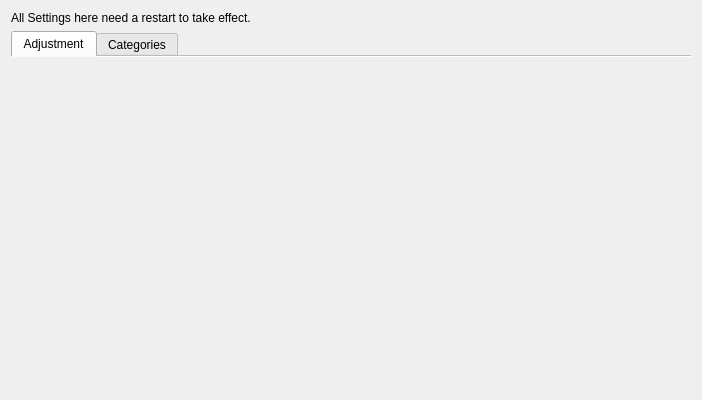
Above: src/mainui/settings/appearancesettings.ui from KDE/conquirere before the change. Below: the same form after it.
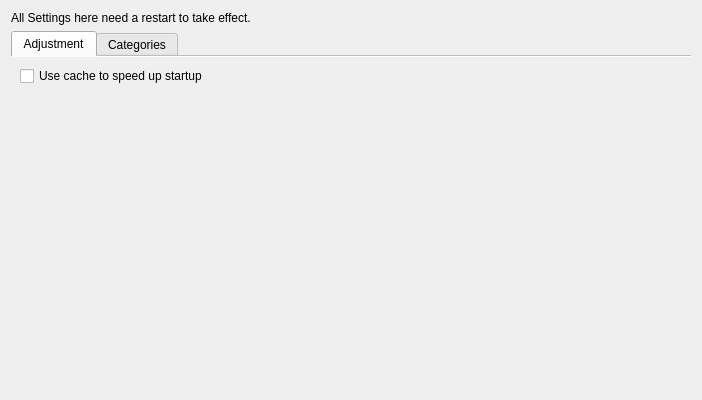
That is the form after the change. Custom widgets are drawn as their Qt base class.

Commit message:
Add cache to speedup startup of the program
You can turn on the cache in the options.
After a restart the cache will be used to fill the tables with all data.

All changes made outside of Conquirere since the last restart will be updated slowly afterwards this might lead to some wrong visula data in the table view
but the correct data is still in the nepomuk database and will be shown if you select the resource in the sidebar.
The table view will be updated like before in the background without interrupting your workflow.

```diff
--- a/src/mainui/settings/appearancesettings.ui
+++ b/src/mainui/settings/appearancesettings.ui
@@ -36,7 +36,28 @@
       <attribute name="title">
        <string>Adjustment</string>
       </attribute>
-      <layout class="QVBoxLayout" name="verticalLayout_4"/>
+      <layout class="QVBoxLayout" name="verticalLayout_4">
+       <item>
+        <widget class="QCheckBox" name="cb_startupCache">
+         <property name="text">
+          <string>Use cache to speed up startup</string>
+         </property>
+        </widget>
+       </item>
+       <item>
+        <spacer name="verticalSpacer">
+         <property name="orientation">
+          <enum>Qt::Vertical</enum>
+         </property>
+         <property name="sizeHint" stdset="0">
+          <size>
+           <width>20</width>
+           <height>40</height>
+          </size>
+         </property>
+        </spacer>
+       </item>
+      </layout>
      </widget>
      <widget class="QWidget" name="categories">
       <attribute name="title">
```
The commit also changes 11 other files.
